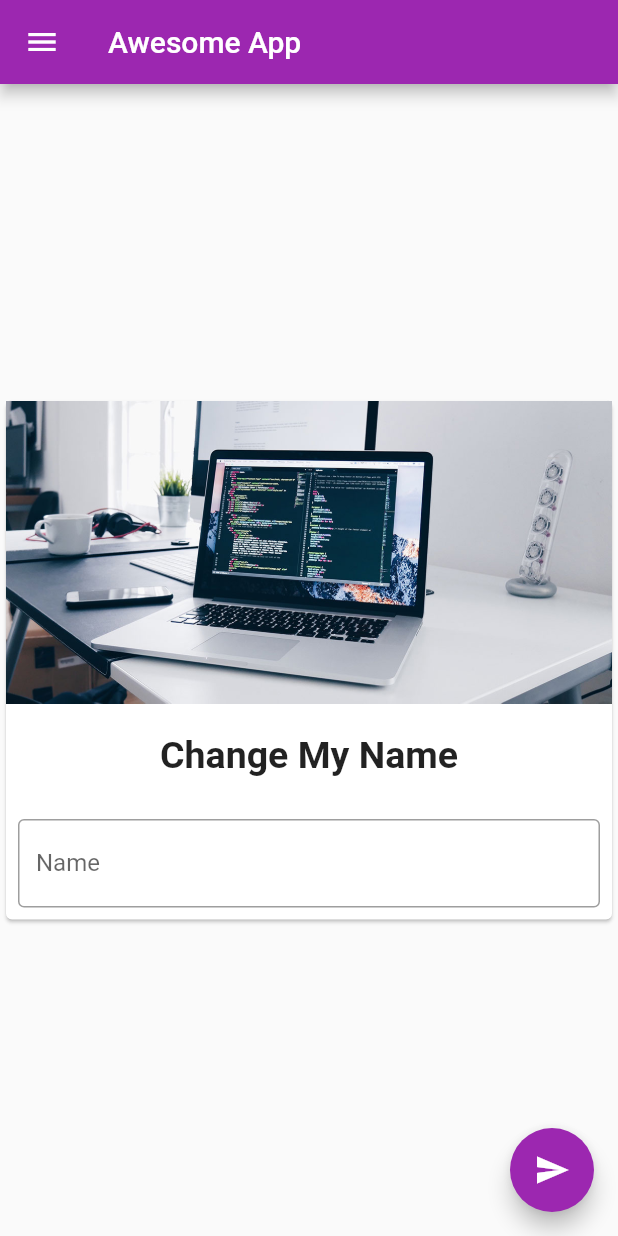
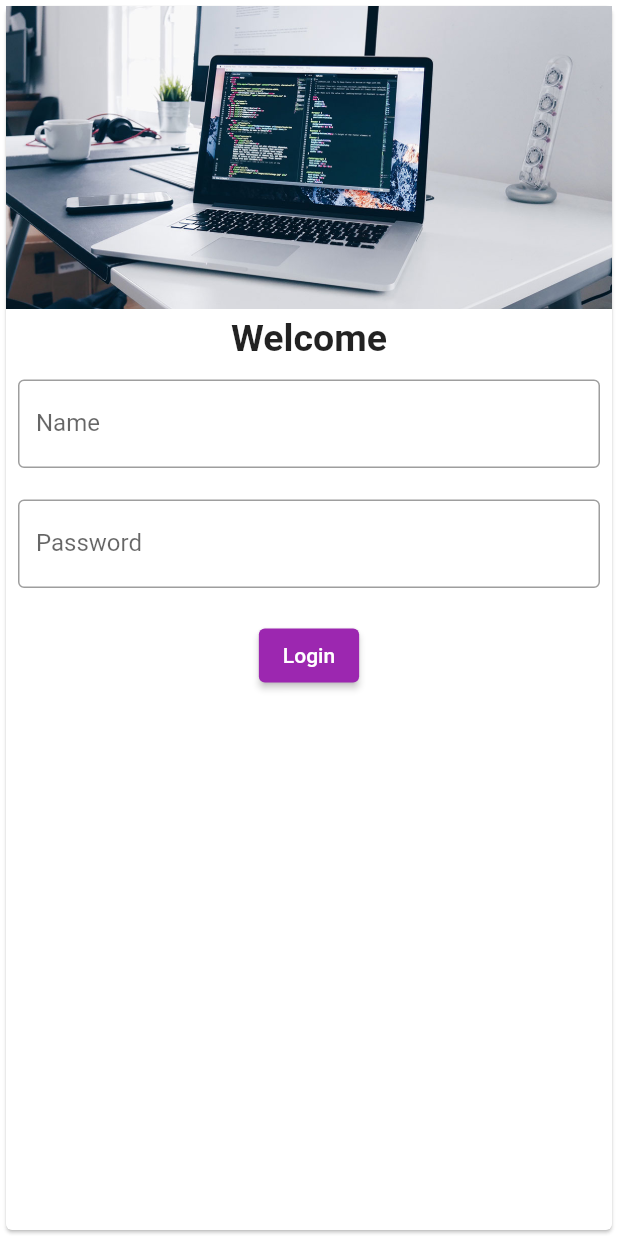
Before and after one commit to Biggo111/Testing-Android-Project, a Flutter app: the screen it shows after launch, on a phone screen of 412 x 824 dp. Run offline on Flutter 3.47's test engine with Material 2 defaults, Android fonts, the phone set to English and light mode, and no system bars.

Commit message:
frontend:login_page

```diff
--- a/test_app/lib/drawer.dart
+++ b/test_app/lib/drawer.dart
@@ -1,4 +1,5 @@
 import 'package:flutter/material.dart';
+import 'package:test_app/pages/login_page.dart';
 
 class MyDrawer extends StatelessWidget {
   const MyDrawer({Key? key}) : super(key: key);
@@ -8,25 +9,35 @@ class MyDrawer extends StatelessWidget {
     return Drawer(
       child: ListView(
         padding: const EdgeInsets.all(0),
-        children: const <Widget>[
-          UserAccountsDrawerHeader(
+        children: <Widget>[
+          const UserAccountsDrawerHeader(
             accountName: Text('Saiham Islam'),
             accountEmail: Text('coderabi11@gmail.com'),
             currentAccountPicture: CircleAvatar(
                 backgroundImage: NetworkImage(
                     'https://lh3.googleusercontent.com/a-/AOh14GhwWW-6U2jtCXmyoFBWLKbj9-c3iO6TVTXVslUirQ=s288-p-rw-no')),
           ),
-          ListTile(
+          const ListTile(
             leading: Icon(Icons.person),
             title: Text('Saiham Islam'),
             subtitle: Text('Developer'),
             trailing: Icon(Icons.edit),
           ),
-          ListTile(
+          const ListTile(
             leading: Icon(Icons.email),
             title: Text('Email'),
             subtitle: Text('coderabi11@gmail.com'),
             trailing: Icon(Icons.edit),
+          ),
+          // logout button
+          ListTile(
+            leading: const Icon(Icons.exit_to_app),
+            title: const Text('Logout'),
+            // logout on
+            onTap: () => {
+              Navigator.pop(context),
+              Navigator.push(context, MaterialPageRoute(builder: (context) => const LoginPage())),
+            },
           ),
         ],
       ),
--- a/test_app/lib/main.dart
+++ b/test_app/lib/main.dart
@@ -1,5 +1,6 @@
 import 'package:flutter/material.dart';
-import 'pages/home_page.dart';
+import 'package:test_app/pages/login_page.dart';
+
 
 void main() => runApp(const MyApp());
 
@@ -13,7 +14,7 @@ class MyApp extends StatelessWidget {
       theme: ThemeData(
         primarySwatch: Colors.purple,
       ),
-      home: const MyHomePage(title: 'Awesome App'),
+      home: const LoginPage(),
     );
   }
 }
--- a/test_app/lib/pages/home_page.dart
+++ b/test_app/lib/pages/home_page.dart
@@ -35,6 +35,7 @@ class _MyHomePageState extends State<MyHomePage> {
         onPressed: () {
           setState(() {
             myText = _controller.text;
+            _controller.clear();
           });
         },
         child: const Icon(Icons.send),
--- /dev/null
+++ b/test_app/lib/pages/login_page.dart
@@ -0,0 +1,70 @@
+import 'package:flutter/material.dart';
+
+import 'home_page.dart';
+
+class LoginPage extends StatefulWidget {
+  const LoginPage({Key? key}) : super(key: key);
+
+  @override
+  State<StatefulWidget> createState() => _LoginPageState();
+}
+
+class _LoginPageState extends State<LoginPage> {
+  @override
+  Widget build(BuildContext context) {
+    return Center(
+      child: Card(
+        child: Column(
+          children: <Widget>[
+            Image.asset('assets/bg.jpg'),
+            const SizedBox(
+              height: 5,
+            ),
+            const Text(
+              'Welcome',
+              style: TextStyle(fontSize: 25, fontWeight: FontWeight.bold),
+            ),
+            const SizedBox(
+              height: 5,
+            ),
+            const Padding(
+              padding: EdgeInsets.all(8.0),
+              child: TextField(
+                decoration: InputDecoration(
+                  border: OutlineInputBorder(),
+                  hintText: 'Enter your name',
+                  labelText: 'Name',
+                ),
+              ),
+            ),
+            const SizedBox(
+              height: 5,
+            ),
+            const Padding(
+              padding: EdgeInsets.all(8.0),
+              child: TextField(
+                decoration: InputDecoration(
+                  border: OutlineInputBorder(),
+                  hintText: 'Enter your password',
+                  labelText: 'Password',
+                ),
+              ),
+            ),
+            const SizedBox(
+              height: 5,
+            ),
+            Padding(
+              padding: const EdgeInsets.all(8.0),
+              child: ElevatedButton(
+                onPressed: () {
+                  Navigator.push(context, MaterialPageRoute(builder: (context) => const MyHomePage(title: 'Awesome App')));
+                },
+                child: const Text('Login'),
+              ),
+            ),
+          ],
+        ),
+      ),
+    );
+  }
+}
```
Also changed, not shown: 1 other file.
